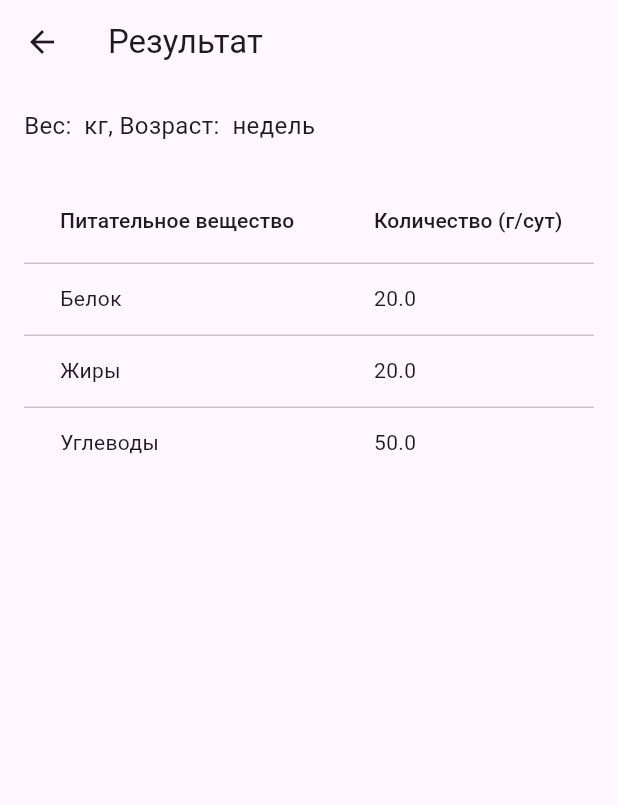
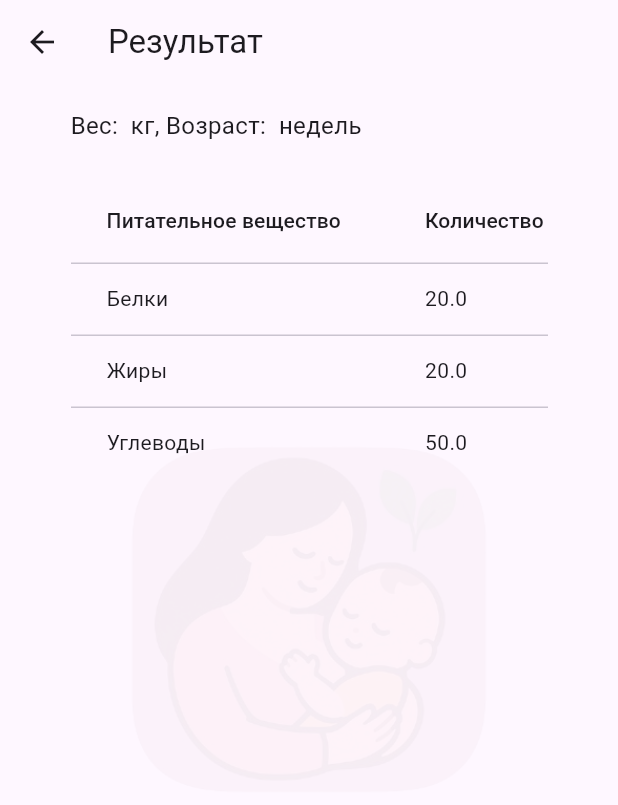
Before and after one commit to abcdefg-min/NutriMAMA, a Flutter app: the screen it shows after launch, after a tap on "Рассчитать", on a phone screen of 412 x 824 dp. Shown: the top 805 px of the screen. Run offline on Flutter 3.47's test engine with Material 3 defaults, Android fonts, the phone set to English and light mode, and no system bars; our stand-ins replace loading_animation_widget; network calls fail.

Commit message:
настройка картинки и исправление ошибки

```diff
--- a/lib/nutriMAMAScreen.dart
+++ b/lib/nutriMAMAScreen.dart
@@ -56,10 +56,21 @@ class _NutriMAMAScreenState extends State<NutriMAMAScreen> {
   @override
   Widget build(BuildContext context) {
     return Scaffold(
+
       appBar: AppBar(title: const Text("NutriMAMA")),
       body: Center(
-        child: Padding(
+
+        child: Container(
+          width: 350,
+          height: 350,
           padding: const EdgeInsets.all(16.0),
+          decoration: BoxDecoration(
+            image: DecorationImage(
+              image: AssetImage("assets/images/nutriMAMA.png"),
+              opacity: 0.05,
+              fit: BoxFit.fitWidth
+              ),
+          ),
           child: Column(
             mainAxisSize: MainAxisSize.min,
             crossAxisAlignment: CrossAxisAlignment.start,
@@ -80,6 +91,7 @@ class _NutriMAMAScreenState extends State<NutriMAMAScreen> {
                   border: OutlineInputBorder(),
                 ),
                 keyboardType: TextInputType.number,
+                //maxLength: 50,
               ),
               const SizedBox(height: 4),
               const Padding(
@@ -91,11 +103,24 @@ class _NutriMAMAScreenState extends State<NutriMAMAScreen> {
               ),
               const SizedBox(height: 24),
               Center(
+
                 child: ElevatedButton(
-                  onPressed: _calculate,
+                   onPressed: _calculate,
                   child: const Text("Рассчитать"),
+                  style: ElevatedButton.styleFrom(
+                    textStyle: TextStyle(fontSize: 20),
+                    backgroundColor: const Color.fromARGB(255, 184, 137, 189),
+                    foregroundColor: const Color.fromARGB(255, 255, 255, 255),
+                    padding: EdgeInsets.all(15),
+                    elevation: 5,
+                    minimumSize:Size(200, 50),
+                    shape: RoundedRectangleBorder(
+                      borderRadius: BorderRadiusGeometry.circular(10)
+                    )
+                  ),
                 ),
               ),
+
             ],
           ),
         ),
--- a/lib/tableScreen.dart
+++ b/lib/tableScreen.dart
@@ -1,5 +1,4 @@
 import "package:flutter/material.dart";
-
 
 class TableScreen extends StatelessWidget {
   final weight;
@@ -8,26 +7,37 @@ class TableScreen extends StatelessWidget {
   const TableScreen({super.key, required this.weight, required this.age});
 
   Map<String, double> _calculateTable() {
-    return{
-      'Белок': 20,
-      'Жиры': 20,
-      'Углеводы': 50,
-    };
+    return {'Белки': 20, 'Жиры': 20, 'Углеводы': 50};
   }
+
   @override
   Widget build(BuildContext context) {
     final nutriens = _calculateTable();
 
     return Scaffold(
       appBar: AppBar(title: const Text("Результат")),
-      body: Padding(
+      body: Center(
+        child: Container(
+          width: 350,
           padding: const EdgeInsets.all(16.0),
+          decoration: BoxDecoration(
+            image: DecorationImage(
+              image: AssetImage("assets/images/nutriMAMA.png"),
+              opacity: 0.05,
+              fit: BoxFit.fitWidth,
+            ),
+          ),
           child: Column(
             crossAxisAlignment: CrossAxisAlignment.start,
             children: [
-            Text('Вес: $weight кг, Возраст: $age недель', style: const TextStyle(fontSize: 16)),
+              Text(
+                'Вес: $weight кг, Возраст: $age недель',
+                style: const TextStyle(fontSize: 16),
+              ),
               const SizedBox(height: 24),
               Expanded(
+                child: SingleChildScrollView(
+                  scrollDirection: Axis.horizontal,
                   child: DataTable(
                   columns: const [
                     DataColumn(label: Text('Питательное вещество')),
@@ -42,8 +52,11 @@ class TableScreen extends StatelessWidget {
                     );
                   }).toList(),
                 ),
+                )
+
               ),
             ],
+          ),
         ),
       ),
     );
```
Lines whose indentation alone changed are shown as unchanged.
